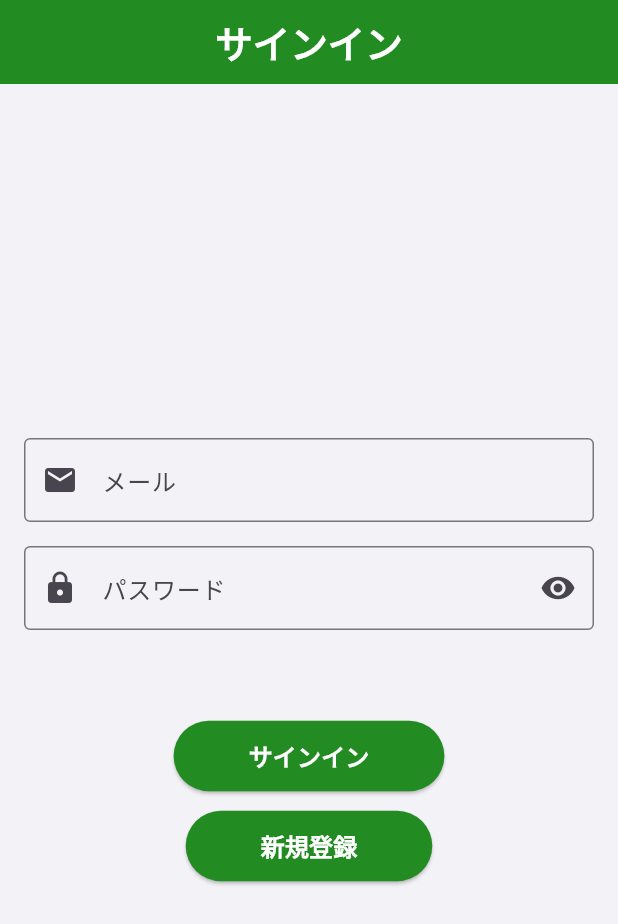
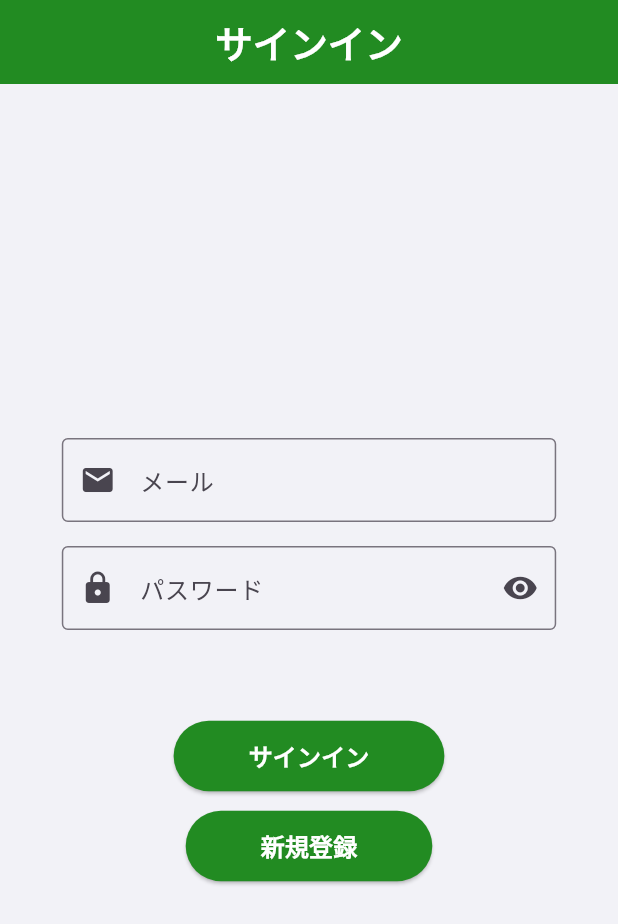
Before and after one commit to giant-shrimp/Chikuhou_frontend, a Flutter app: the screen it shows after launch, on a phone screen of 412 x 824 dp. Shown: the top 924 px of the screen. Run offline on Flutter 3.47's test engine with Material 3 defaults, Android fonts, the light colour scheme and no system bars; our stand-ins replace cloud_firestore, firebase_auth, firebase_core, flutter_dotenv, flutter_hooks, google_maps_flutter and 2 more; missing offline and left inert: flutter_math_fork; accounts and stored records are empty; generated files the repository leaves out were written again.

Commit message:
パスワード変更画面のレスポンシブ対応

```diff
--- a/lib/views/auth/sign_in.dart
+++ b/lib/views/auth/sign_in.dart
@@ -16,6 +16,17 @@ class SignInScreen extends ConsumerWidget {
     final viewModel = ref.watch(signInViewModelProvider);
     final viewModelNotifier = ref.read(signInViewModelProvider.notifier);
 
+    // 画面サイズを取得
+    double width = MediaQuery.of(context).size.width;
+    double height = MediaQuery.of(context).size.height;
+
+    // アプリバーの高さを引いて残りの高さを使う
+    double appBarHeight = AppBar().preferredSize.height;
+    double containerHeight = height - appBarHeight - 32;  // 32pxの余白を考慮
+
+    // レスポンシブに合わせて幅や高さを調整
+    double containerWidth = width > 600 ? 400 : width * 0.8;  // 横幅が600pxを超える場合は400px、そうでなければ80%
+
     return Scaffold(
       appBar: AppBar(
         title: Text(AppLocalizations.of(context)!.sign_in),
@@ -23,6 +34,11 @@ class SignInScreen extends ConsumerWidget {
       ),
       body: Padding(
         padding: const EdgeInsets.all(16.0),
+        child: SingleChildScrollView(  // スクロール可能にして画面サイズに合わせる
+          child: Center(
+            child: Container(
+              width: containerWidth,  // レスポンシブ対応した幅
+              height: containerHeight,  // 高さを画面の残り部分に設定
               child: Column(
                 mainAxisAlignment: MainAxisAlignment.center,
                 children: [
@@ -43,6 +59,7 @@ class SignInScreen extends ConsumerWidget {
                   ),
                   const SizedBox(height: 60),
                   Column(
+                    mainAxisAlignment: MainAxisAlignment.center,
                     children: [
                       CustomButton(
                         text: AppLocalizations.of(context)!.sign_in,
@@ -84,6 +101,9 @@ class SignInScreen extends ConsumerWidget {
                 ],
               ),
             ),
+          ),
+        ),
+      ),
     );
   }
 }
```
Also changed, not shown: lib/views/auth/sign_up.dart (+21 -0 lines), lib/views/settings/settings_password.dart (+20 -0 lines). Lines whose indentation alone changed are shown as unchanged.
